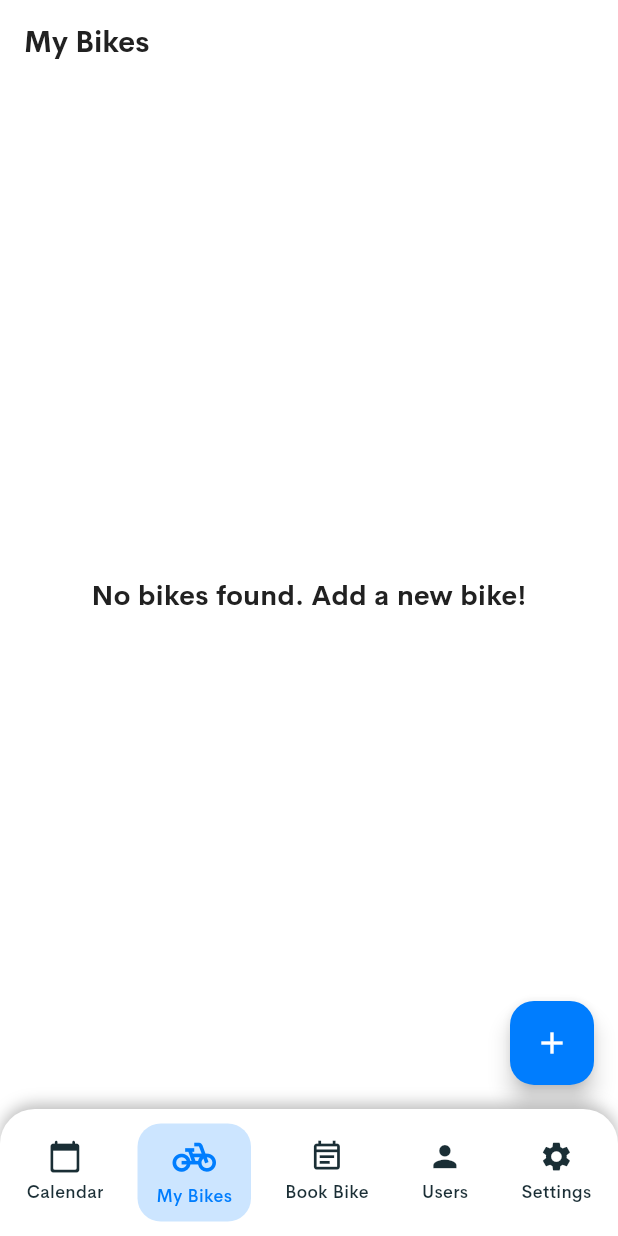
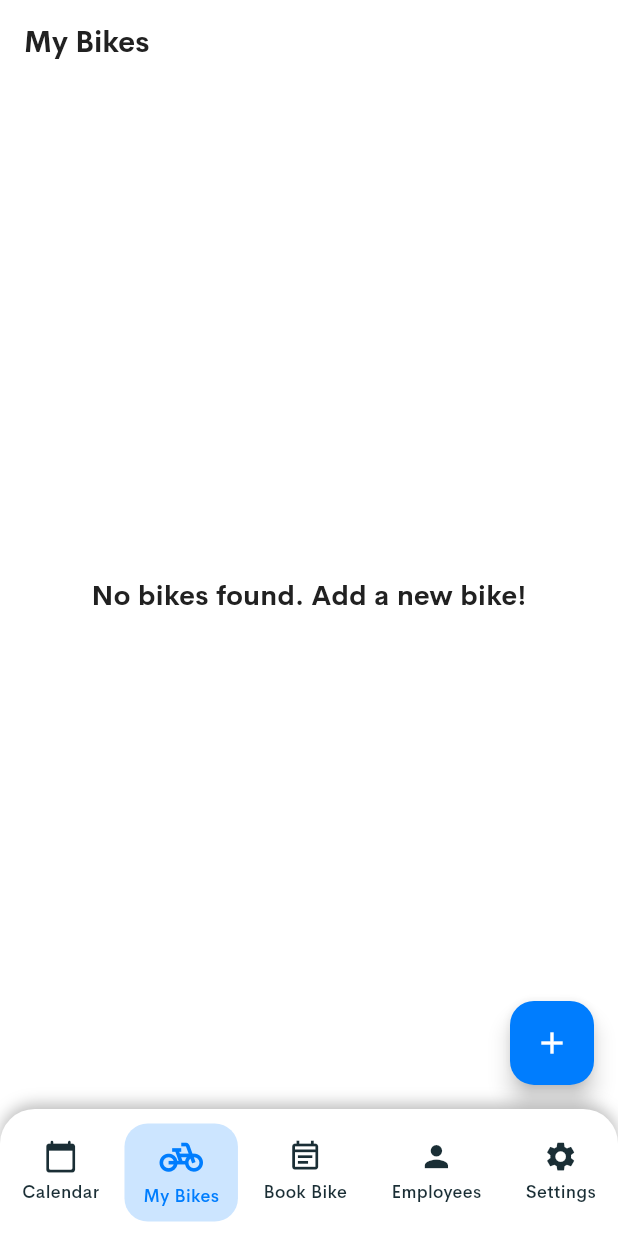
Before and after one commit to avadhworkzone/rental_motor_cycle, a Flutter app: the BottomNavigationBarScreen screen opened by its route, item 2 of the bottom bar chosen, on a phone screen of 412 x 824 dp. Run offline on Flutter 3.47's test engine with Material 3 defaults, Android fonts, the phone set to English and light mode, and no system bars; our stand-ins replace cached_network_image, flutter_screenutil, flutter_svg, get, get_storage, image_picker and 5 more; accounts and stored records are empty; statements that could not run were skipped.

Commit message:
add employee

```diff
--- a/lib/controller/user_controller.dart
+++ b/lib/controller/user_controller.dart
@@ -58,6 +58,8 @@ class UserController extends GetxController {
     if (isProcessing.value) return;
     isProcessing.value = true;
 
+    print('<<====== user.toMap() ====>> ${user.toMap()}');
+
     await DBHelper.database.then((db) async {
       await db.transaction((txn) async {
         await txn.insert('Users', user.toMap());
--- a/lib/database/db_helper.dart
+++ b/lib/database/db_helper.dart
@@ -61,7 +61,10 @@ class DBHelper {
           id INTEGER PRIMARY KEY AUTOINCREMENT,
           fullname TEXT NOT NULL,
           userId TEXT NOT NULL,
-          mobileNumber TEXT NOT NULL
+          mobileNumber TEXT NOT NULL,
+          emailId TEXT NOT NULL,
+          password TEXT NOT NULL,
+          role TEXT NOT NULL
         );
       ''');
 
--- a/lib/main.dart
+++ b/lib/main.dart
@@ -30,12 +30,14 @@ class MyApp extends StatelessWidget {
       designSize: const Size(393, 852),
       minTextAdapt: true,
       splitScreenMode: true,
+
       builder: (context, child) {
         return GetMaterialApp(
           title: 'Flutter Demo',
+          debugShowCheckedModeBanner: false,
           theme: AppTheme.lightTheme, // Light theme
-          darkTheme: AppTheme.darkTheme, // Dark theme
-          themeMode: ThemeMode.system,
+          // darkTheme: AppTheme.darkTheme, // Dark theme
+          // themeMode: ThemeMode.system,
           getPages: AppPages.route,
           initialRoute: AppPages.initialRoute,
         );
--- a/lib/model/user_model.dart
+++ b/lib/model/user_model.dart
@@ -3,11 +3,18 @@ class UserModel {
   String? userId;
   String mobileNumber;
   String fullname;
+  String emailId;
+  String? password;
+  String? role;
 
   UserModel({
-    this.id,this.userId,
+    this.id,
+    this.userId,
     required this.mobileNumber,
     required this.fullname,
+    required this.emailId,
+    required this.password,
+    required this.role,
   });
 
   // Convert a UserModel to a Map
@@ -15,8 +22,11 @@ class UserModel {
     return {
       'id': id,
       'mobileNumber': mobileNumber,
-      'userId':userId,
+      'userId': userId,
       'fullname': fullname,
+      'emailId': emailId,
+      'password': password,
+      'role': role,
     };
   }
 
@@ -25,8 +35,11 @@ class UserModel {
     return UserModel(
       id: map['id'],
       userId: map['userId'],
-      mobileNumber:map['mobileNumber'],
+      mobileNumber: map['mobileNumber'],
       fullname: map['fullname'],
+      emailId: map['emailId'],
+      password: map['password'],
+      role: map['role'],
     );
   }
 }
--- a/lib/routs/route_generator.dart
+++ b/lib/routs/route_generator.dart
@@ -63,14 +63,15 @@ class AppPages {
     ),
     GetPage(
       name: AppRoutes.userScreen,
-      page: () => UserScreen(),
+      page: () => EmployeesScreen(),
       transition: Transition.cupertino,
     ),
     GetPage(
       name: AppRoutes.bikeDetailsScreen,
       page: () => BikeDetailsScreen(),
       transition: Transition.cupertino,
-    ), GetPage(
+    ),
+    GetPage(
       name: AppRoutes.selectDateTimeForBookingScreen,
       page: () => SelectDateTimeForBookingScreen(),
       transition: Transition.cupertino,
--- a/lib/utils/shared_preference_utils.dart
+++ b/lib/utils/shared_preference_utils.dart
@@ -26,9 +26,9 @@ class SharedPreferenceUtils {
 
   static Future<void> clearPreference() async {
     await getStorage.erase();
-    SharedPreferenceUtils.setValue(SharedPreferenceUtils.onBoarding, false);
+    SharedPreferenceUtils.setValue(SharedPreferenceUtils.onBoarding, true);
     SharedPreferenceUtils.setValue(SharedPreferenceUtils.isLoggedIn, false);
-    SharedPreferenceUtils.setValue(SharedPreferenceUtils.username, false);
-    SharedPreferenceUtils.setValue(SharedPreferenceUtils.userId, false);
+    SharedPreferenceUtils.setValue(SharedPreferenceUtils.username, true);
+    SharedPreferenceUtils.setValue(SharedPreferenceUtils.userId, true);
   }
 }
--- a/lib/utils/string_utils.dart
+++ b/lib/utils/string_utils.dart
@@ -5,6 +5,35 @@ class StringUtils {
 
   ///BioMatric Confirmation
   static const fingerprintSetup = "Biometric setup";
+
+  /// krushangi
+  static const String admin = "Admin";
+  static const String manager = "Manager";
+  static const String addEmployee = "Add Employees";
+  static const String editEmployee = "Edit Employees";
+  static const String enterName = "Enter name";
+  static const String enterMobileNumber = "Enter mobile number";
+  static const String mobileNumberValidation = "Phone number must be 10 digits";
+  static const String mobileNumber = "Mobile Number";
+  static const String enterEmailAddress = "Enter Email Address";
+  static const String emailId = "Email Id";
+  static const String enterPassword = "Enter Password";
+  static const String passwordValidation =
+      "Password must be at least 6 characters";
+  static const String role = "Role";
+  static const String error = "Error";
+  static const String fullNameRequired = "Full Name is required";
+  static const String validMobileRequired =
+      "Enter a valid 10-digit mobile number";
+  static const String updateEmployee = "Update Employees";
+  static const String deleteUser = "Delete User";
+  static const String confirmDeleteUser =
+      "Are you sure you want to delete this user?";
+  static const String noUsersFound = "No users found. Add a new user!";
+  static const String mobileNumberPrefix = "Mobile Number: ";
+  static const String emailIdPrefix = "Email Id: ";
+  static const String userRolePrefix = "User Role: ";
+  static const String exportUsersAsPdf = "Export Users as PDF";
 
   ///
   static const onboadingTitle = "Ride Anytime, Anywhere";
@@ -28,7 +57,7 @@ class StringUtils {
   static const myBikes = "My Bikes";
   static const calendar = "Calendar";
   static const bookBike = "Book Bike";
-  static const users = "Users";
+  static const users = "Employees";
   static const settings = "Settings";
   static const takePhoto = "Take Photo";
   static const chooseFromGalary = "Choose From Galary";
--- a/lib/view/bottom_navigation_bar_screen.dart
+++ b/lib/view/bottom_navigation_bar_screen.dart
@@ -235,7 +235,7 @@ class _BottomNavigationBarScreenState extends State<BottomNavigationBarScreen> {
     CalendarScreen(),
     MyBikesScreen(),
     NewBookBikeScreen(),
-    UserScreen(),
+    EmployeesScreen(),
     SettingsScreen(),
   ];
   void navigateToScreen(int index) {
--- a/lib/view/login_screen.dart
+++ b/lib/view/login_screen.dart
@@ -41,6 +41,7 @@ class _LoginScreenState extends State<LoginScreen> {
         (user) => user.username == username && user.password == password,
       );
 
+      print('user--->> ${user}----> ${userController.loginUserList}');
       if (user != null) {
         await SharedPreferenceUtils.setValue(
           SharedPreferenceUtils.isLoggedIn,
```
Also changed, not shown: lib/view/user_screen.dart (+137 -49 lines).
